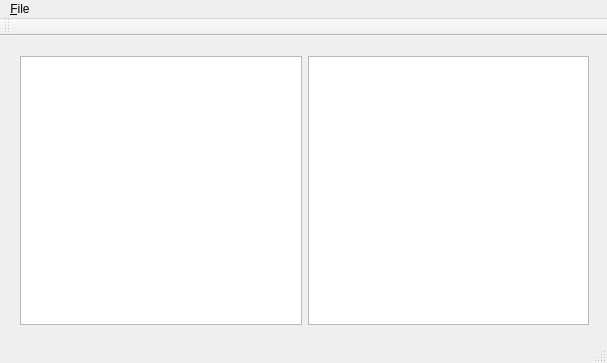
This is SssSQtICmainWindow.ui in SwissalpS/QtSssSimageCutter as Qt 5 draws it before an edit. The edited form follows.
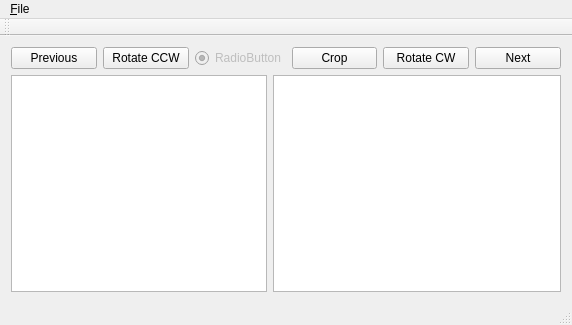
This is the edited form.

Commit message: a bunch. Image does not yet scale and position properly.

```diff
--- a/SssSQtICmainWindow.ui
+++ b/SssSQtICmainWindow.ui
@@ -6,49 +6,213 @@
    <rect>
     <x>0</x>
     <y>0</y>
-    <width>607</width>
-    <height>363</height>
+    <width>572</width>
+    <height>325</height>
    </rect>
   </property>
   <property name="windowTitle">
    <string>SssSQtICmainWindow</string>
   </property>
   <widget class="QWidget" name="centralWidget">
-   <widget class="QWidget" name="horizontalLayoutWidget">
-    <property name="geometry">
-     <rect>
-      <x>9</x>
-      <y>9</y>
-      <width>591</width>
-      <height>291</height>
-     </rect>
-    </property>
-    <layout class="QHBoxLayout" name="horizontalLayout">
-     <property name="sizeConstraint">
-      <enum>QLayout::SetDefaultConstraint</enum>
-     </property>
-     <item>
-      <widget class="QTreeView" name="treeView"/>
-     </item>
-     <item>
-      <widget class="QGraphicsView" name="graphicsView">
-       <property name="dragMode">
-        <enum>QGraphicsView::RubberBandDrag</enum>
-       </property>
-       <property name="rubberBandSelectionMode">
-        <enum>Qt::ContainsItemShape</enum>
-       </property>
-      </widget>
-     </item>
-    </layout>
-   </widget>
+   <property name="sizePolicy">
+    <sizepolicy hsizetype="Expanding" vsizetype="Expanding">
+     <horstretch>0</horstretch>
+     <verstretch>0</verstretch>
+    </sizepolicy>
+   </property>
+   <layout class="QGridLayout" name="gridLayout_2">
+    <item row="0" column="0">
+     <layout class="QVBoxLayout" name="verticalLayout">
+      <property name="sizeConstraint">
+       <enum>QLayout::SetMaximumSize</enum>
+      </property>
+      <item>
+       <layout class="QHBoxLayout" name="horizontalLayout_2">
+        <item>
+         <widget class="QPushButton" name="buttonPrevious">
+          <property name="text">
+           <string>Previous</string>
+          </property>
+         </widget>
+        </item>
+        <item>
+         <widget class="QPushButton" name="buttonRotateCCW">
+          <property name="text">
+           <string>Rotate CCW</string>
+          </property>
+         </widget>
+        </item>
+        <item>
+         <widget class="QRadioButton" name="radioButtonIsLandscape">
+          <property name="enabled">
+           <bool>false</bool>
+          </property>
+          <property name="mouseTracking">
+           <bool>false</bool>
+          </property>
+          <property name="contextMenuPolicy">
+           <enum>Qt::NoContextMenu</enum>
+          </property>
+          <property name="text">
+           <string>RadioButton</string>
+          </property>
+          <property name="checkable">
+           <bool>true</bool>
+          </property>
+          <property name="checked">
+           <bool>true</bool>
+          </property>
+         </widget>
+        </item>
+        <item>
+         <widget class="QPushButton" name="buttonCrop">
+          <property name="text">
+           <string>Crop</string>
+          </property>
+         </widget>
+        </item>
+        <item>
+         <widget class="QPushButton" name="buttonRotateCW">
+          <property name="text">
+           <string>Rotate CW</string>
+          </property>
+         </widget>
+        </item>
+        <item>
+         <widget class="QPushButton" name="buttonNext">
+          <property name="text">
+           <string>Next</string>
+          </property>
+         </widget>
+        </item>
+       </layout>
+      </item>
+      <item>
+       <layout class="QHBoxLayout" name="horizontalLayout">
+        <item alignment="Qt::AlignLeft">
+         <widget class="QTreeView" name="treeView">
+          <property name="sizePolicy">
+           <sizepolicy hsizetype="Expanding" vsizetype="Expanding">
+            <horstretch>0</horstretch>
+            <verstretch>0</verstretch>
+           </sizepolicy>
+          </property>
+          <property name="minimumSize">
+           <size>
+            <width>200</width>
+            <height>200</height>
+           </size>
+          </property>
+          <property name="maximumSize">
+           <size>
+            <width>16777215</width>
+            <height>16777215</height>
+           </size>
+          </property>
+          <property name="alternatingRowColors">
+           <bool>true</bool>
+          </property>
+          <property name="sortingEnabled">
+           <bool>true</bool>
+          </property>
+          <attribute name="headerCascadingSectionResizes">
+           <bool>true</bool>
+          </attribute>
+          <attribute name="headerDefaultSectionSize">
+           <number>300</number>
+          </attribute>
+          <attribute name="headerShowSortIndicator" stdset="0">
+           <bool>true</bool>
+          </attribute>
+          <attribute name="headerStretchLastSection">
+           <bool>false</bool>
+          </attribute>
+         </widget>
+        </item>
+        <item>
+         <widget class="QGraphicsView" name="graphicsView">
+          <property name="sizePolicy">
+           <sizepolicy hsizetype="Expanding" vsizetype="Expanding">
+            <horstretch>0</horstretch>
+            <verstretch>0</verstretch>
+           </sizepolicy>
+          </property>
+          <property name="minimumSize">
+           <size>
+            <width>200</width>
+            <height>200</height>
+           </size>
+          </property>
+          <property name="maximumSize">
+           <size>
+            <width>16777215</width>
+            <height>16777215</height>
+           </size>
+          </property>
+          <property name="baseSize">
+           <size>
+            <width>0</width>
+            <height>0</height>
+           </size>
+          </property>
+          <property name="cursor" stdset="0">
+           <cursorShape>CrossCursor</cursorShape>
+          </property>
+          <property name="contextMenuPolicy">
+           <enum>Qt::NoContextMenu</enum>
+          </property>
+          <property name="acceptDrops">
+           <bool>false</bool>
+          </property>
+          <property name="autoFillBackground">
+           <bool>true</bool>
+          </property>
+          <property name="sizeAdjustPolicy">
+           <enum>QAbstractScrollArea::AdjustToContents</enum>
+          </property>
+          <property name="backgroundBrush">
+           <brush brushstyle="SolidPattern">
+            <color alpha="255">
+             <red>0</red>
+             <green>0</green>
+             <blue>0</blue>
+            </color>
+           </brush>
+          </property>
+          <property name="sceneRect">
+           <rectf>
+            <x>0.000000000000000</x>
+            <y>0.000000000000000</y>
+            <width>200.000000000000000</width>
+            <height>200.000000000000000</height>
+           </rectf>
+          </property>
+          <property name="dragMode">
+           <enum>QGraphicsView::RubberBandDrag</enum>
+          </property>
+          <property name="resizeAnchor">
+           <enum>QGraphicsView::AnchorViewCenter</enum>
+          </property>
+          <property name="viewportUpdateMode">
+           <enum>QGraphicsView::FullViewportUpdate</enum>
+          </property>
+          <property name="rubberBandSelectionMode">
+           <enum>Qt::ContainsItemShape</enum>
+          </property>
+         </widget>
+        </item>
+       </layout>
+      </item>
+     </layout>
+    </item>
+   </layout>
   </widget>
   <widget class="QMenuBar" name="menuBar">
    <property name="geometry">
     <rect>
      <x>0</x>
      <y>0</y>
-     <width>607</width>
+     <width>572</width>
      <height>25</height>
     </rect>
    </property>
```
The commit also changes 2 other files.
